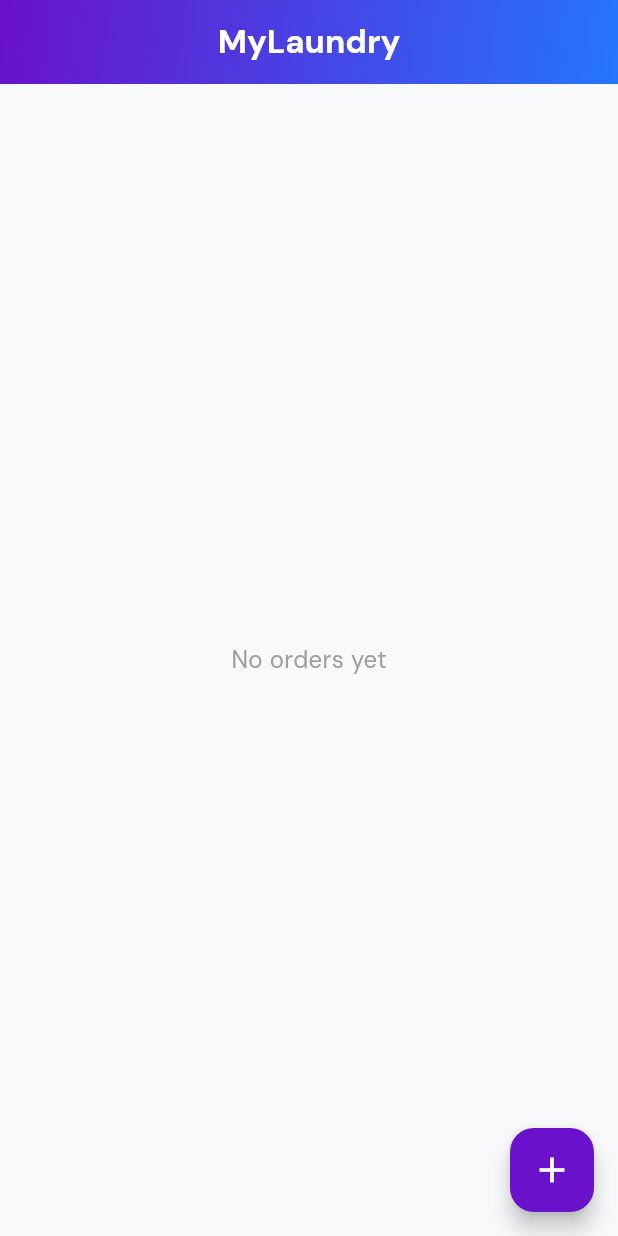
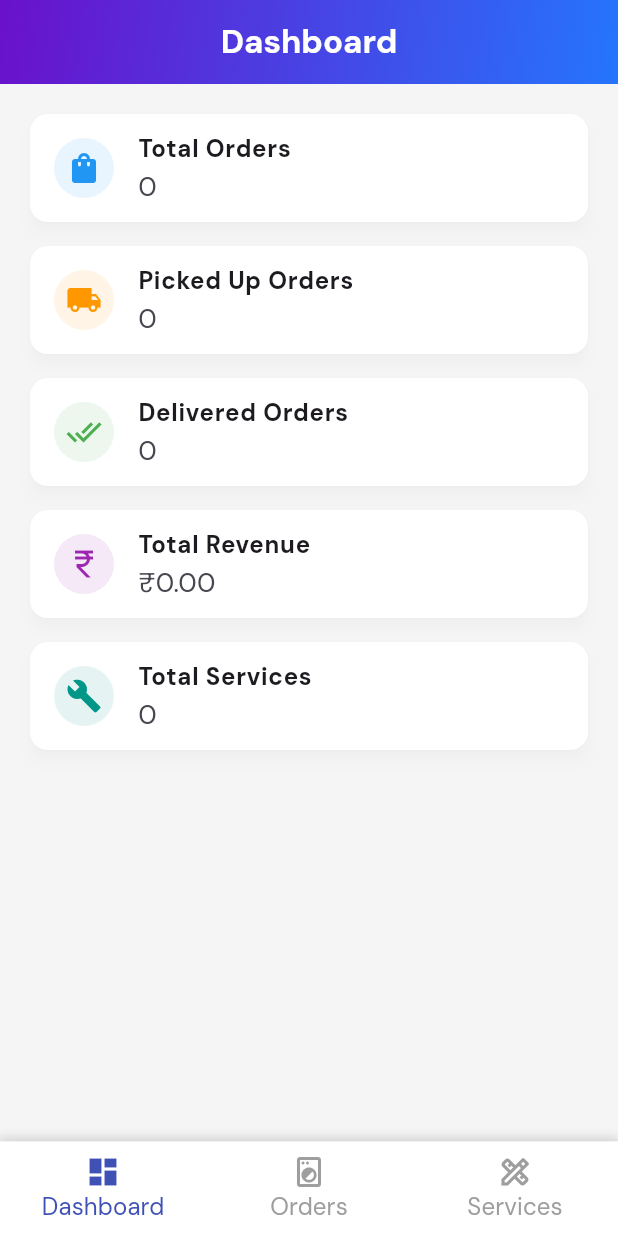
Before and after one commit to ArunNC5/my_laundry, a Flutter app: the screen it shows after launch, on a phone screen of 412 x 824 dp. Run offline on Flutter 3.47's test engine with Material 3 defaults, Android fonts, the phone set to English and light mode, and no system bars; our stand-ins replace pdf, qr_flutter, share_plus, shared_preferences, supabase_flutter; accounts and stored records are empty.

Commit message:
feat: Implement bottom navigation and dashboard/services screens
This commit introduces a bottom navigation bar and two new screens: Dashboard and Services.

**Key Changes:**

- **Bottom Navigation:**
    - Added `MainNavigationScreen` to manage navigation between Dashboard, Orders, and Services screens.
    - Updated `main.dart` to use `MainNavigationScreen` as the home screen.
    - `HomeScreen` (now "Orders") title changed from 'MyLaundry' to 'Orders'.
- **Dashboard Screen (`DashboardScreen`):**
    - Displays key analytics: Total Orders, Picked Up Orders, Delivered Orders, Total Revenue, and Total Services.
    - Data is fetched from Supabase and presented in styled cards.
    - Includes a pull-to-refresh functionality.
- **Services Screen (`ServicesScreen`):**
    - Allows viewing, adding, editing, and deleting services.
    - Includes a form for service details (name, price, category).
    - Fetches and displays existing services in a list.
    - Form populates for editing and clears after submission or cancellation.
- **Supabase Service Enhancements:**
    - Added `updateService` and `deleteService` methods for managing services.
    - Added `updateUPIDetailsWithPin` (requires PIN verification) and `insertUPIDetails` for UPI management.
- **UI:**
    - New screens (Dashboard, Services) have a gradient AppBar.
    - Services screen includes form fields and a list of services with edit/delete actions.
    - Minor styling adjustments.

```diff
--- a/lib/main.dart
+++ b/lib/main.dart
@@ -1,11 +1,11 @@
 import 'package:flutter/material.dart';
 import 'package:my_laundry/screens/home/order_detail.dart';
+import 'package:my_laundry/screens/pickup/pickup_screen.dart';
 import 'package:supabase_flutter/supabase_flutter.dart';
 
 import 'core/theme.dart';
+import 'main_navigation_screen.dart';
 import 'screens/delivery/delivery_screen.dart';
-import 'screens/home/home_screen.dart';
-import 'screens/pickup/pickup_screen.dart';
 
 void main() async {
   WidgetsFlutterBinding.ensureInitialized();
@@ -25,9 +25,8 @@ class MyApp extends StatelessWidget {
     return MaterialApp(
       title: 'MyLaundry',
       theme: appTheme,
-      initialRoute: '/',
+      home: MainNavigationScreen(),
       routes: {
-        '/': (context) => HomeScreen(),
         '/pickup': (context) => PickupScreen(),
         '/delivery': (context) {
           final order =
--- /dev/null
+++ b/lib/main_navigation_screen.dart
@@ -0,0 +1,74 @@
+import 'package:flutter/material.dart';
+import 'package:my_laundry/screens/dashboard/dashboard_screen.dart';
+import 'package:my_laundry/screens/home/home_screen.dart';
+import 'package:my_laundry/screens/services/service_screen.dart';
+
+class MainNavigationScreen extends StatefulWidget {
+  @override
+  _MainNavigationScreenState createState() => _MainNavigationScreenState();
+}
+
+class _MainNavigationScreenState extends State<MainNavigationScreen> {
+  int _selectedIndex = 0;
+
+  final List<Widget> _screens = [
+    DashboardScreen(), // Dashboard
+    HomeScreen(), // Orders
+    ServicesScreen(), // Services
+  ];
+
+  void _onItemTapped(int index) {
+    setState(() => _selectedIndex = index);
+  }
+
+  @override
+  Widget build(BuildContext context) {
+    final theme = Theme.of(context);
+
+    return Scaffold(
+      body: _screens[_selectedIndex],
+      bottomNavigationBar: Container(
+        decoration: BoxDecoration(
+          color: Colors.white,
+          boxShadow: const [
+            BoxShadow(
+              color: Colors.black12,
+              blurRadius: 6,
+              offset: Offset(0, -2),
+            ),
+          ],
+        ),
+        child: BottomNavigationBar(
+          currentIndex: _selectedIndex,
+          onTap: _onItemTapped,
+          selectedItemColor: Colors.indigo,
+          unselectedItemColor: Colors.grey,
+          backgroundColor: Colors.white,
+          elevation: 10,
+          type: BottomNavigationBarType.fixed,
+          selectedLabelStyle: theme.textTheme.labelLarge,
+          unselectedLabelStyle: theme.textTheme.labelLarge?.copyWith(
+            fontWeight: FontWeight.normal,
+          ),
+          items: const [
+            BottomNavigationBarItem(
+              icon: Icon(Icons.dashboard_outlined),
+              activeIcon: Icon(Icons.dashboard),
+              label: 'Dashboard',
+            ),
+            BottomNavigationBarItem(
+              icon: Icon(Icons.local_laundry_service_outlined),
+              activeIcon: Icon(Icons.local_laundry_service),
+              label: 'Orders',
+            ),
+            BottomNavigationBarItem(
+              icon: Icon(Icons.design_services_outlined),
+              activeIcon: Icon(Icons.design_services),
+              label: 'Services',
+            ),
+          ],
+        ),
+      ),
+    );
+  }
+}
--- /dev/null
+++ b/lib/screens/dashboard/dashboard_screen.dart
@@ -0,0 +1,134 @@
+import 'package:flutter/material.dart';
+
+import '../../services/supabase_service.dart';
+
+class DashboardScreen extends StatefulWidget {
+  const DashboardScreen({super.key});
+
+  @override
+  State<DashboardScreen> createState() => _DashboardScreenState();
+}
+
+class _DashboardScreenState extends State<DashboardScreen> {
+  final SupabaseService supabaseService = SupabaseService();
+
+  int totalOrders = 0;
+  int pickedUpOrders = 0;
+  int deliveredOrders = 0;
+  double totalRevenue = 0;
+  int totalServices = 0;
+
+  bool loading = true;
+
+  @override
+  void initState() {
+    super.initState();
+    loadAnalytics();
+  }
+
+  Future<void> loadAnalytics() async {
+    final orders = await supabaseService.fetchOrders();
+    final payments = <Map<String, dynamic>>[];
+    for (final order in orders) {
+      final orderPayments = await supabaseService.fetchPayments(order['id']);
+      payments.addAll(orderPayments);
+    }
+    final services = await supabaseService.fetchAllServices();
+
+    setState(() {
+      totalOrders = orders.length;
+      pickedUpOrders = orders.where((o) => o['status'] == 'picked_up').length;
+      deliveredOrders = orders.where((o) => o['status'] == 'delivered').length;
+      totalRevenue = payments.fold(
+        0.0,
+        (sum, p) => sum + (p['amount'] as num).toDouble(),
+      );
+      totalServices = services.length;
+      loading = false;
+    });
+  }
+
+  Widget buildCard(String title, String value, IconData icon, Color color) {
+    return Card(
+      elevation: 4,
+      margin: const EdgeInsets.all(8),
+      shape: RoundedRectangleBorder(borderRadius: BorderRadius.circular(12)),
+      child: ListTile(
+        leading: CircleAvatar(
+          backgroundColor: color.withOpacity(0.1),
+          child: Icon(icon, color: color),
+        ),
+        title: Text(title, style: const TextStyle(fontWeight: FontWeight.bold)),
+        subtitle: Text(value, style: const TextStyle(fontSize: 18)),
+      ),
+    );
+  }
+
+  @override
+  Widget build(BuildContext context) {
+    return Scaffold(
+      appBar: AppBar(
+        title: const Text(
+          'Dashboard',
+          style: TextStyle(
+            fontWeight: FontWeight.w600,
+            fontSize: 22,
+            color: Colors.white,
+          ),
+        ),
+        elevation: 0,
+        centerTitle: true,
+        backgroundColor: Colors.transparent,
+        flexibleSpace: Container(
+          decoration: const BoxDecoration(
+            gradient: LinearGradient(
+              colors: [Color(0xFF6A11CB), Color(0xFF2575FC)],
+              begin: Alignment.topLeft,
+              end: Alignment.bottomRight,
+            ),
+          ),
+        ),
+      ),
+      body: loading
+          ? const Center(child: CircularProgressIndicator())
+          : RefreshIndicator(
+              onRefresh: loadAnalytics,
+              child: ListView(
+                padding: const EdgeInsets.all(12),
+                children: [
+                  buildCard(
+                    'Total Orders',
+                    '$totalOrders',
+                    Icons.shopping_bag,
+                    Colors.blue,
+                  ),
+                  buildCard(
+                    'Picked Up Orders',
+                    '$pickedUpOrders',
+                    Icons.local_shipping,
+                    Colors.orange,
+                  ),
+                  buildCard(
+                    'Delivered Orders',
+                    '$deliveredOrders',
+                    Icons.done_all,
+                    Colors.green,
+                  ),
+                  buildCard(
+                    'Total Revenue',
+                    '₹${totalRevenue.toStringAsFixed(2)}',
+                    Icons.currency_rupee,
+                    Colors.purple,
+                  ),
+                  buildCard(
+                    'Total Services',
+                    '$totalServices',
+                    Icons.build,
+                    Colors.teal,
+                  ),
+                ],
+              ),
+            ),
+    );
+  }
+}
--- a/lib/screens/home/home_screen.dart
+++ b/lib/screens/home/home_screen.dart
@@ -34,7 +34,7 @@ class _HomeScreenState extends State<HomeScreen> {
       backgroundColor: const Color(0xFFF8F9FB),
       appBar: AppBar(
         title: const Text(
-          'MyLaundry',
+          'Orders',
           style: TextStyle(
             fontWeight: FontWeight.w600,
             fontSize: 22,
```
Also changed, not shown: lib/screens/services/service_screen.dart (added, +233 -0 lines), lib/services/supabase_service.dart (+59 -0 lines).
